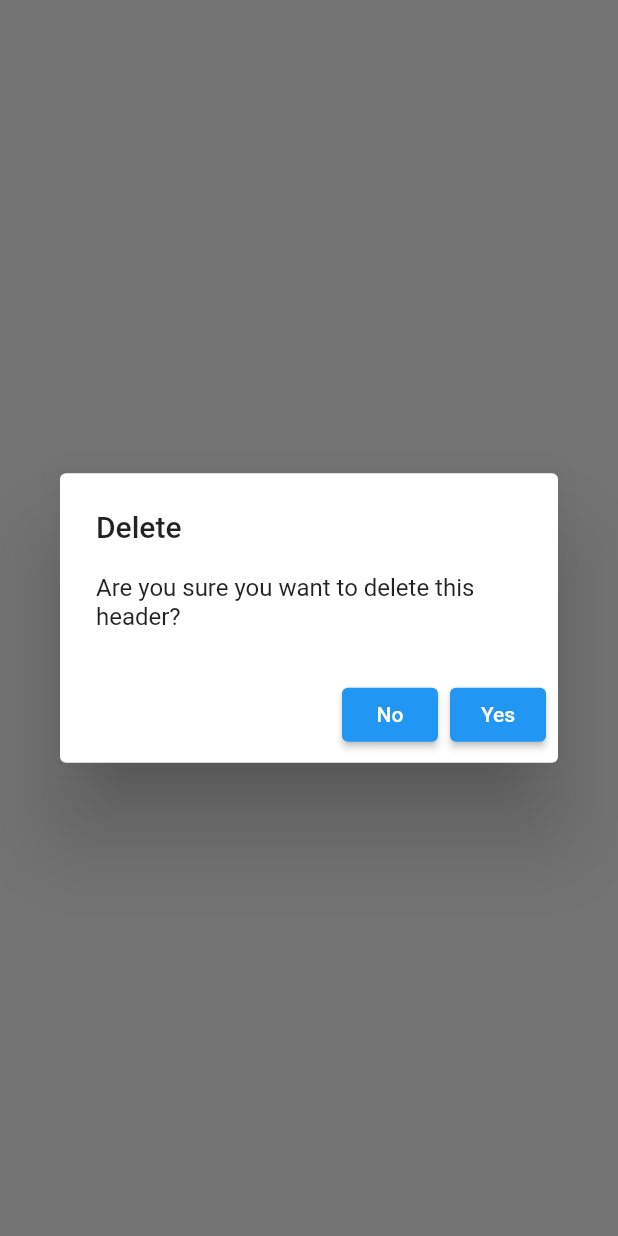
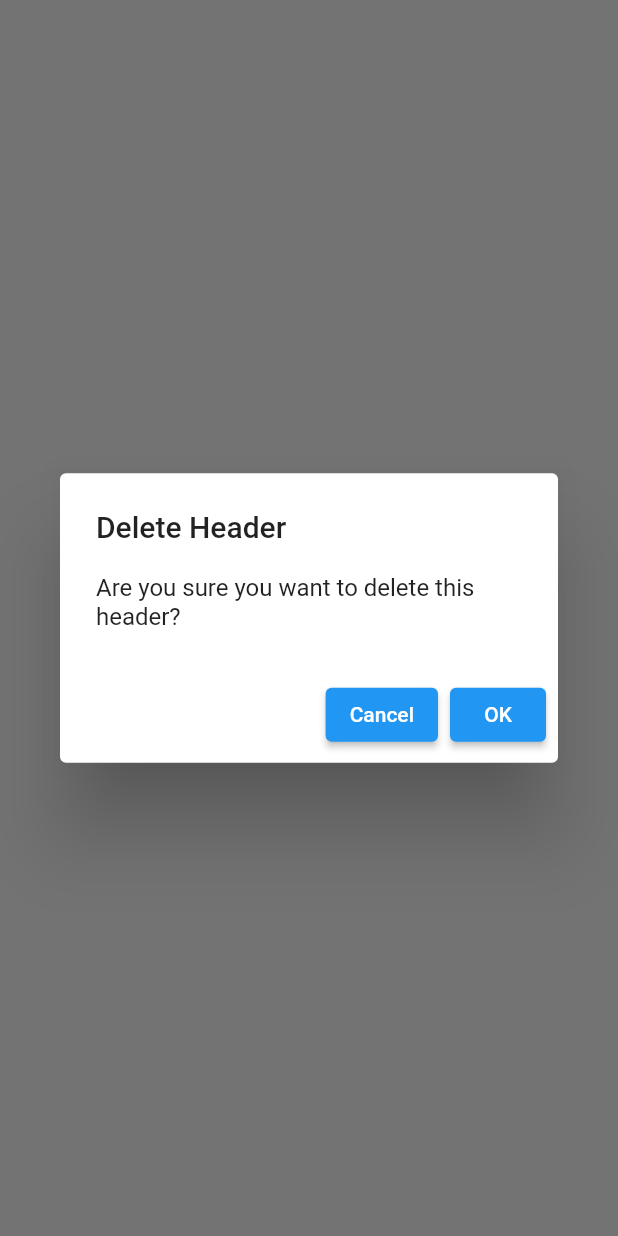
Before and after one commit to ahmed-abdrhmn/Inventory-Database-Flutter, a Flutter app: what showDeleteDialog() shows on an empty page, opened directly, on a phone screen of 412 x 824 dp. Run offline on Flutter 3.47's test engine with Material 2 defaults, Android fonts, the phone set to English and light mode, and no system bars; our stand-ins replace date_field.

Commit message:
Add padding inside cards + change popup buttons from Yes/No to Ok/Cancel

```diff
--- a/lib/Screens/Header/Dialogs/add_dialog.dart
+++ b/lib/Screens/Header/Dialogs/add_dialog.dart
@@ -20,7 +20,7 @@ Future<DialogResult> showAddDialog(BuildContext context, {required List<int> bra
       context: context,
       builder: (context) {
         return AlertDialog(
-          title: const Text('Add'),
+          title: const Text('Add Header'),
           content: Form(
               child: Column(
                 mainAxisSize: MainAxisSize.min, //prevent the popup from occupying the whole vertical space of screen
@@ -60,13 +60,13 @@ Future<DialogResult> showAddDialog(BuildContext context, {required List<int> bra
                 onPressed: (){
                   Navigator.of(context).pop(false); //close the dialog, put return value here
                 },
-                child: const Text('No')
+                child: const Text('Cancel')
             ),
             ElevatedButton(
                 onPressed: (){
                   Navigator.of(context).pop(true); //close the dialog, put the return value here
                 },
-                child: const Text('Yes')
+                child: const Text('OK')
             ),
           ],
         );
--- a/lib/Screens/Header/Dialogs/delete_dialog.dart
+++ b/lib/Screens/Header/Dialogs/delete_dialog.dart
@@ -6,20 +6,20 @@ Future<bool> showDeleteDialog(BuildContext context) async {
       context: context,
       builder: (context) {
         return AlertDialog(
-          title: const Text('Delete'),
+          title: const Text('Delete Header'),
           content: const Text('Are you sure you want to delete this header?'),
           actions: [
             ElevatedButton(
                 onPressed: (){
                   Navigator.of(context).pop(false); //close the dialog, put return value here
                 },
-                child: const Text('No')
+                child: const Text('Cancel')
             ),
             ElevatedButton(
                 onPressed: (){
                   Navigator.of(context).pop(true); //close the dialog, put the return value here
                 },
-                child: const Text('Yes')
+                child: const Text('OK')
             ),
           ],
         );
--- a/lib/Screens/Header/Dialogs/edit_dialog.dart
+++ b/lib/Screens/Header/Dialogs/edit_dialog.dart
@@ -20,7 +20,7 @@ Future<DialogResult> showEditDialog(BuildContext context, {required List<int> br
       context: context,
       builder: (context) {
         return AlertDialog(
-          title: const Text('Edit'),
+          title: const Text('Edit Header'),
           content: Form(
               child: Column(
                 mainAxisSize: MainAxisSize.min, //prevent the popup from occupying the whole vertical space of screen
@@ -64,13 +64,13 @@ Future<DialogResult> showEditDialog(BuildContext context, {required List<int> br
                 onPressed: (){
                   Navigator.of(context).pop(false); //close the dialog, put return value here
                 },
-                child: const Text('No')
+                child: const Text('Cancel')
             ),
             ElevatedButton(
                 onPressed: (){
                   Navigator.of(context).pop(true); //close the dialog, put the return value here
                 },
-                child: const Text('Yes')
+                child: const Text('OK')
             ),
           ],
         );
```
Also changed, not shown: lib/Screens/Header/header.dart (+10 -1 lines).
